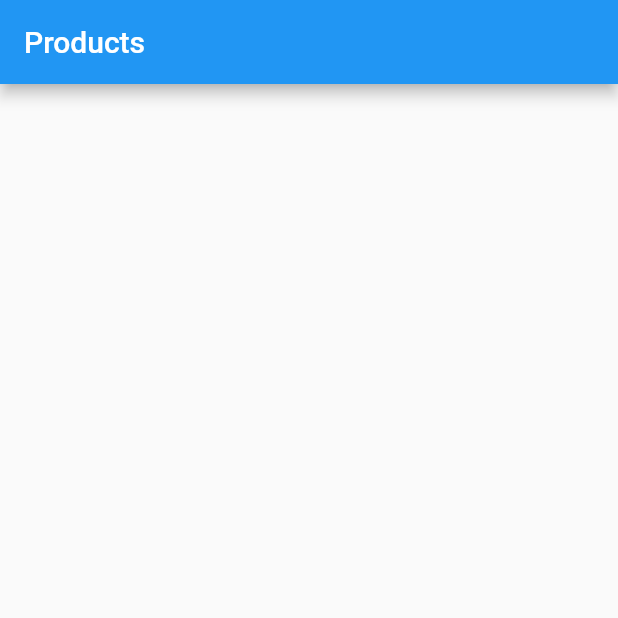
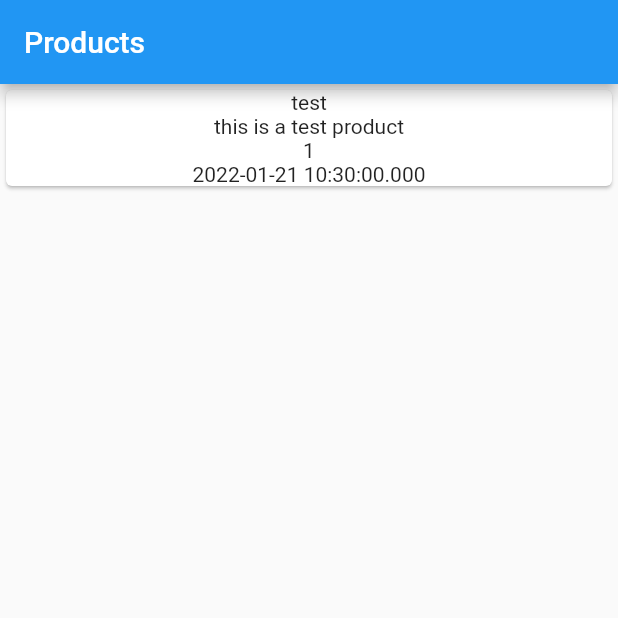
Before and after one commit to pretomhira/Product-App, a Flutter app: the screen it shows after launch, on a phone screen of 412 x 824 dp, the top half of it. Run offline on Flutter 3.47's test engine with Material 2 defaults, Android fonts, the phone set to English and light mode, and no system bars.

Commit message:
product list dart file added, one product card displayed successfully

```diff
--- a/lib/main.dart
+++ b/lib/main.dart
@@ -1,11 +1,25 @@
 import 'package:flutter/material.dart';
+import 'package:products/models/product.dart';
+import './widgets/productList.dart';
 
 void main(List<String> args) {
-  runApp(const MyApp());
+  runApp(MyApp());
 }
 
 class MyApp extends StatelessWidget {
-  const MyApp({Key? key}) : super(key: key);
+
+  final List<Product>_userProductInput=[
+    Product(
+      id: '1',
+      name: 'test',
+      quantity: 1,
+      description: 'this is a test product',
+      date:  DateTime.now()
+
+    ),
+
+  ];
+
 
   @override
   Widget build(BuildContext context) {
@@ -18,7 +32,7 @@ class MyApp extends StatelessWidget {
         body: SingleChildScrollView(
           child: Column(
             children: [
-              // ProductList(_userProductInput),
+              ProductList(_userProductInput),
             ],
           ),
         ),
--- /dev/null
+++ b/lib/widgets/productList.dart
@@ -0,0 +1,35 @@
+
+import 'package:flutter/material.dart';
+import 'package:products/models/product.dart';
+
+class ProductList extends StatelessWidget {
+
+  final List<Product>products;
+
+   ProductList(this.products);
+
+
+  @override
+  Widget build(BuildContext context) {
+    return Container(
+        height: 300,
+        child: ListView.builder(
+
+          itemBuilder: (context, index){
+          return Card(
+            child: Column(
+              children: [
+                Text(products[index].name),
+                Text(products[index].description),
+                Text(products[index].quantity.toString()),
+                Text(products[index].date.toString()),
+              ],
+            ),
+          );
+        },
+        itemCount: products.length,
+        ),
+
+    );
+  }
+}
```
